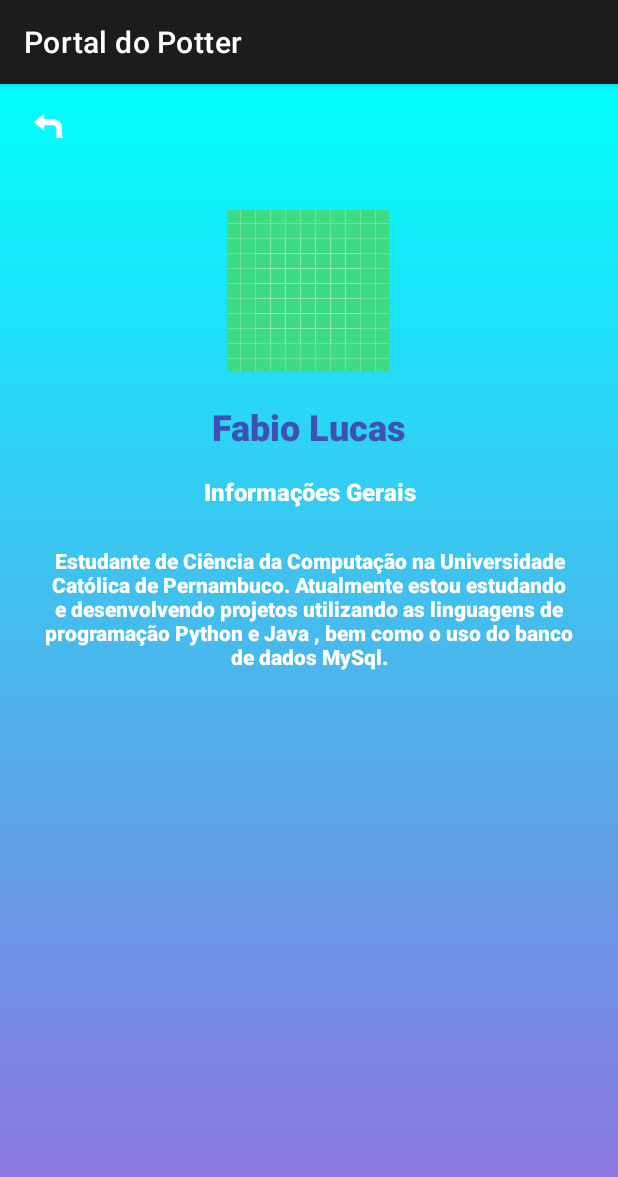
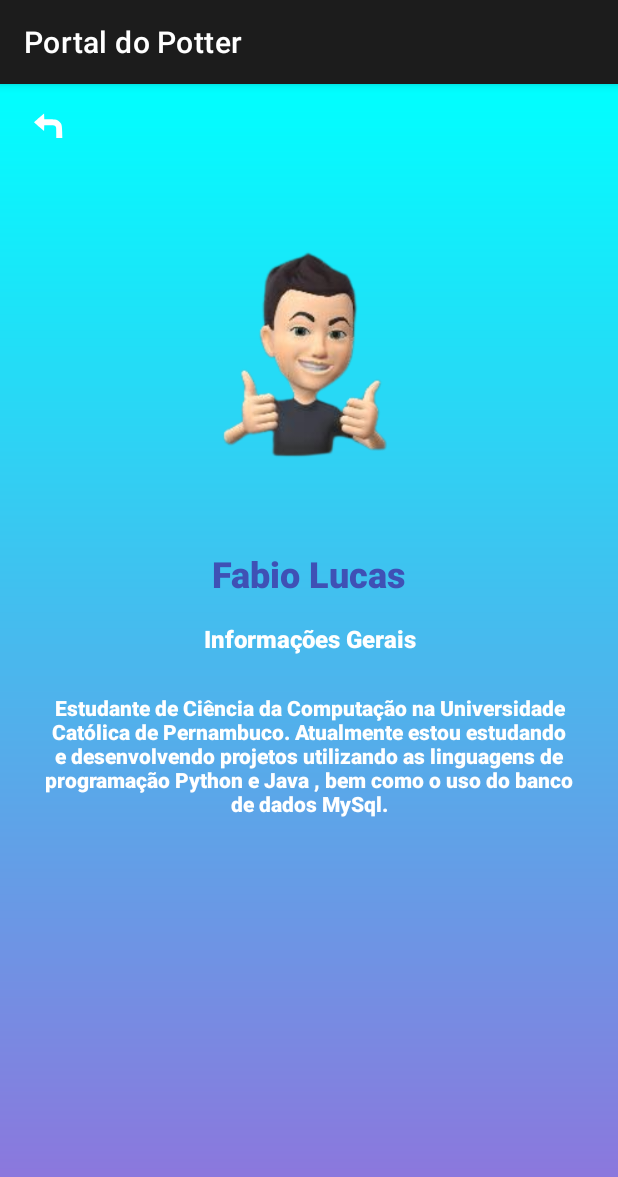
Before and after one commit to LuizFernando-o/Android-Project, an Android app: the About_Fabio_Lucas screen opened directly, with no data from a screen before it, on a phone screen of 412 x 824 dp. Shown: the top 1177 px of the screen. Run offline under Robolectric (Android 15) with nearby library versions, the phone set to English and light mode, and no system bars.

Commit message:
adding fabio_about_img on about view

```diff
--- /dev/null
+++ b/app/src/main/res/drawable/ic_info_24.xml
@@ -0,0 +1,5 @@
+<vector android:height="24dp" android:tint="#000000"
+    android:viewportHeight="24" android:viewportWidth="24"
+    android:width="24dp" xmlns:android="http://schemas.android.com/apk/res/android">
+    <path android:fillColor="@android:color/white" android:pathData="M12,2C6.48,2 2,6.48 2,12s4.48,10 10,10 10,-4.48 10,-10S17.52,2 12,2zM13,17h-2v-6h2v6zM13,9h-2L11,7h2v2z"/>
+</vector>
--- a/app/src/main/res/layout/activity_about_fabio_lucas.xml
+++ b/app/src/main/res/layout/activity_about_fabio_lucas.xml
@@ -9,14 +9,15 @@
 
     <ImageView
         android:id="@+id/imageView"
-        android:layout_width="wrap_content"
-        android:layout_height="wrap_content"
+        android:layout_width="206dp"
+        android:layout_height="206dp"
         android:layout_marginTop="32dp"
         app:layout_constraintEnd_toEndOf="parent"
         app:layout_constraintHorizontal_bias="0.498"
         app:layout_constraintStart_toStartOf="parent"
         app:layout_constraintTop_toBottomOf="@+id/back_buttonFLN"
-        app:srcCompat="@drawable/ic_launcher_background" />
+        app:srcCompat="@drawable/fabio_about_img" />
+
 
     <Button
         android:id="@+id/back_buttonFLN"
--- a/app/src/main/res/layout/activity_about_luiz_fernando_leite.xml
+++ b/app/src/main/res/layout/activity_about_luiz_fernando_leite.xml
@@ -37,11 +37,11 @@
             android:id="@+id/imageView6"
             android:layout_width="703dp"
             android:layout_height="680dp"
-            android:layout_marginTop="40dp"
+            android:layout_marginTop="48dp"
             android:background="#FFFCDC"
             android:rotation="9"
             app:layout_constraintEnd_toEndOf="parent"
-            app:layout_constraintHorizontal_bias="0.501"
+            app:layout_constraintHorizontal_bias="0.27"
             app:layout_constraintStart_toStartOf="parent"
             app:layout_constraintTop_toBottomOf="@+id/textView" />
 
--- a/app/src/main/res/layout/fragment_about.xml
+++ b/app/src/main/res/layout/fragment_about.xml
@@ -9,14 +9,14 @@
 
     <ImageView
         android:id="@+id/about_img_fln"
-        android:layout_width="88dp"
-        android:layout_height="90dp"
+        android:layout_width="127dp"
+        android:layout_height="127dp"
         android:layout_marginTop="50dp"
         app:layout_constraintEnd_toEndOf="parent"
         app:layout_constraintHorizontal_bias="0.498"
         app:layout_constraintStart_toStartOf="parent"
         app:layout_constraintTop_toBottomOf="@+id/textView7"
-        app:srcCompat="@drawable/ic_launcher_background" />
+        app:srcCompat="@drawable/fabio_about_img" />
 
     <TextView
         android:id="@+id/textView5"
```
Also changed, not shown: app/src/main/res/drawable/fabio_about_img.png (added).
